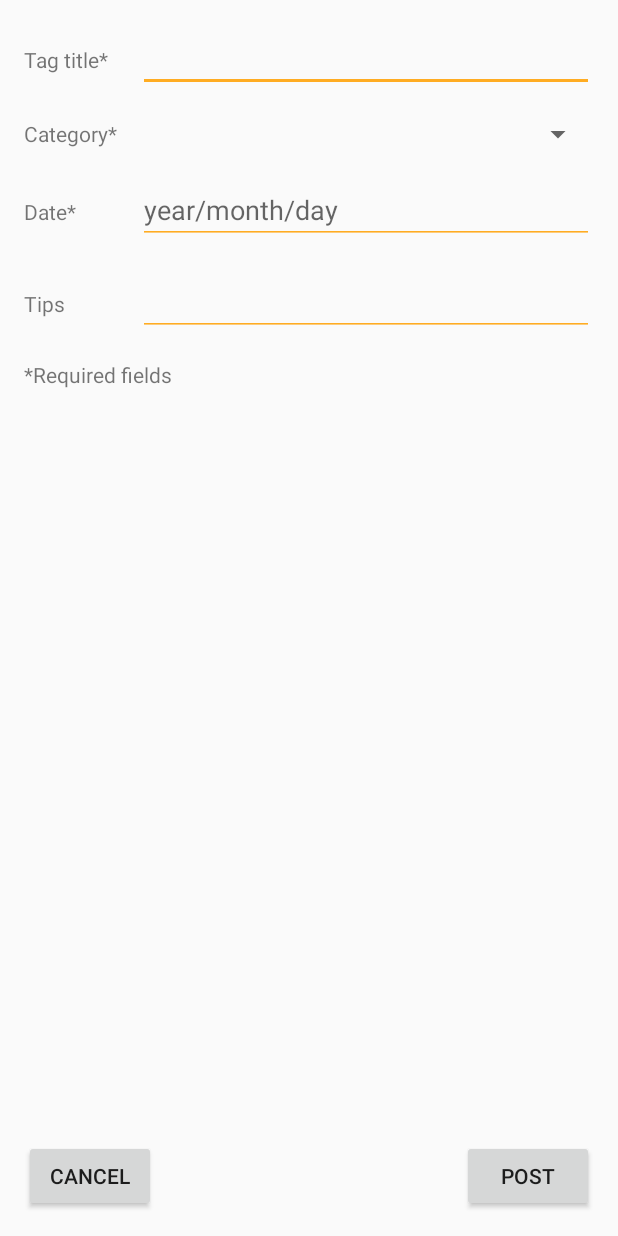
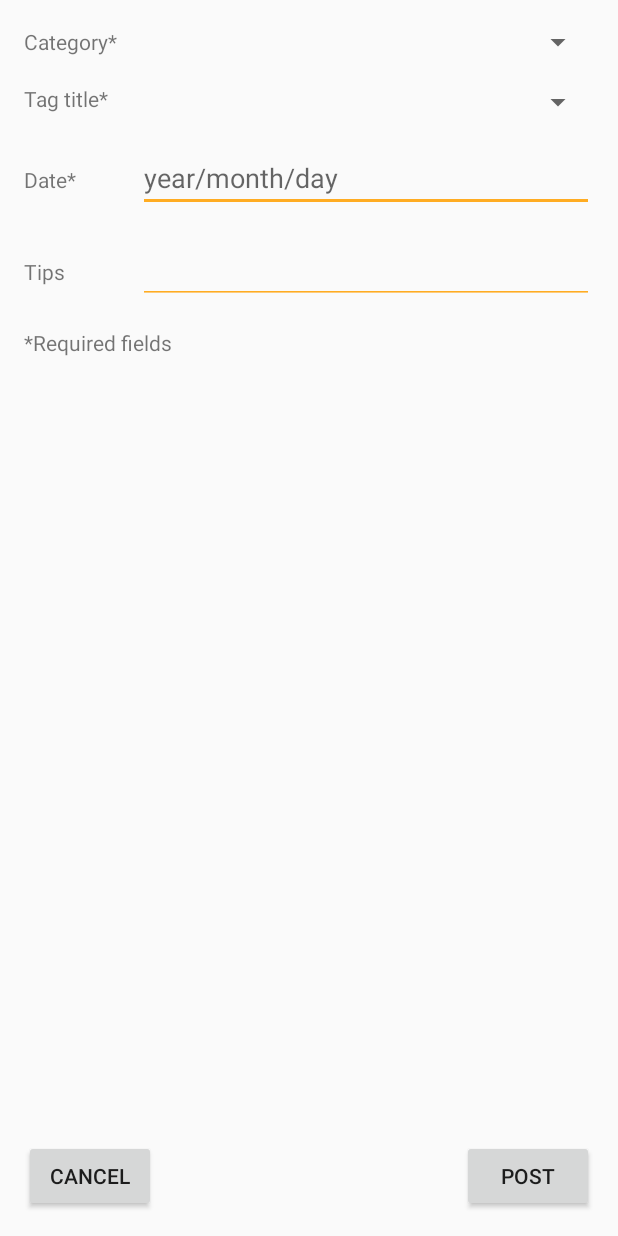
Before and after one commit to mtrsen/CareerPass, an Android app: the layout activity_post.xml on its own in the app's theme, with its tools: preview values and no code run, on a phone screen of 412 x 824 dp. Run offline under Robolectric (Android 15) with nearby library versions, the phone set to English and light mode, and no system bars.

Commit message:
tag drag

```diff
--- a/app/src/main/res/layout/activity_post.xml
+++ b/app/src/main/res/layout/activity_post.xml
@@ -18,14 +18,15 @@
             android:layout_width="0dp"
             android:layout_weight="1"
             android:layout_height="wrap_content"
-            android:text="Tag title*"/>
+            android:text="Category*"
+            android:layout_gravity="center_vertical"/>
 
-        <EditText
-            android:id="@+id/tag_title"
-            android:backgroundTint="@color/newyellow"
+        <Spinner
+            android:id="@+id/spinner_category"
             android:layout_width="0dp"
             android:layout_weight="4"
-            android:layout_height="wrap_content" />
+            android:layout_height="wrap_content"
+            android:spinnerMode="dropdown" />
 
     </LinearLayout>
 
@@ -39,11 +40,10 @@
             android:layout_width="0dp"
             android:layout_weight="1"
             android:layout_height="wrap_content"
-            android:text="Category*"
-            android:layout_gravity="center_vertical"/>
+            android:text="Tag title*"/>
 
         <Spinner
-            android:id="@+id/spinner_category"
+            android:id="@+id/spinner_tag"
             android:layout_width="0dp"
             android:layout_weight="4"
             android:layout_height="wrap_content"
```
